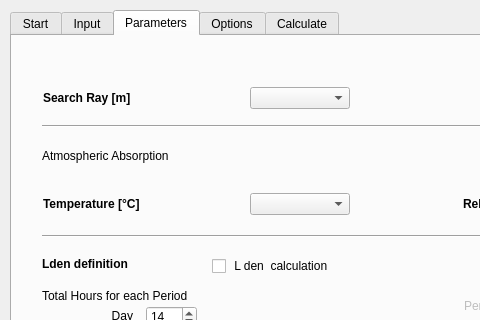
Above: tools/ui_CalculateNoiseLevels.ui from pierluigiderosa/openoise before the change; both pictures show x 0 to 480 and y 0 to 320 of the 837 by 616 pixel window. Below: the same form after it.
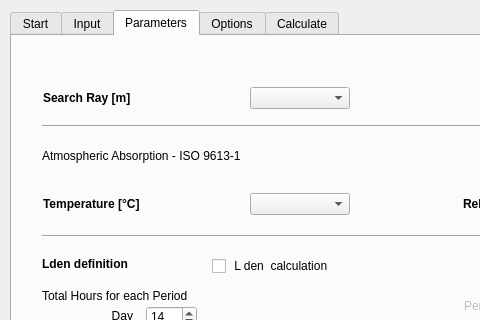
That is the form after the change. The open tabs and pages were chosen to show the change. Custom widgets are drawn as their Qt base class.

```diff
--- a/tools/ui_CalculateNoiseLevels.ui
+++ b/tools/ui_CalculateNoiseLevels.ui
@@ -939,7 +939,7 @@
       </rect>
      </property>
      <property name="text">
-      <string>&lt;html&gt;&lt;head/&gt;&lt;body&gt;&lt;p&gt;Atmospheric Absorption&lt;/p&gt;&lt;/body&gt;&lt;/html&gt;</string>
+      <string>&lt;html&gt;&lt;head/&gt;&lt;body&gt;&lt;p&gt;Atmospheric Absorption - ISO 9613-1&lt;/p&gt;&lt;/body&gt;&lt;/html&gt;</string>
      </property>
      <property name="alignment">
       <set>Qt::AlignLeading|Qt::AlignLeft|Qt::AlignVCenter</set>
```
Left out of the diff: 26 changed lines with no effect on the pictures.
